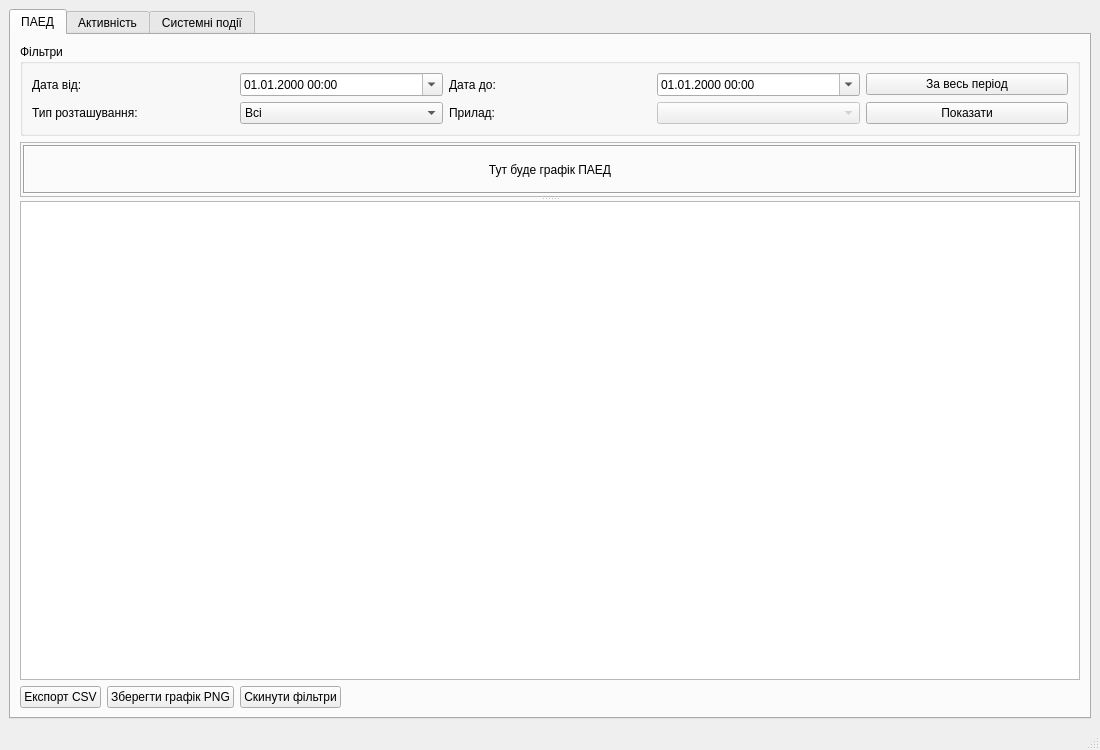
First picture: the form in _UI/db_view.ui, repository Miskiv-Andrew/wroc, before the edit.
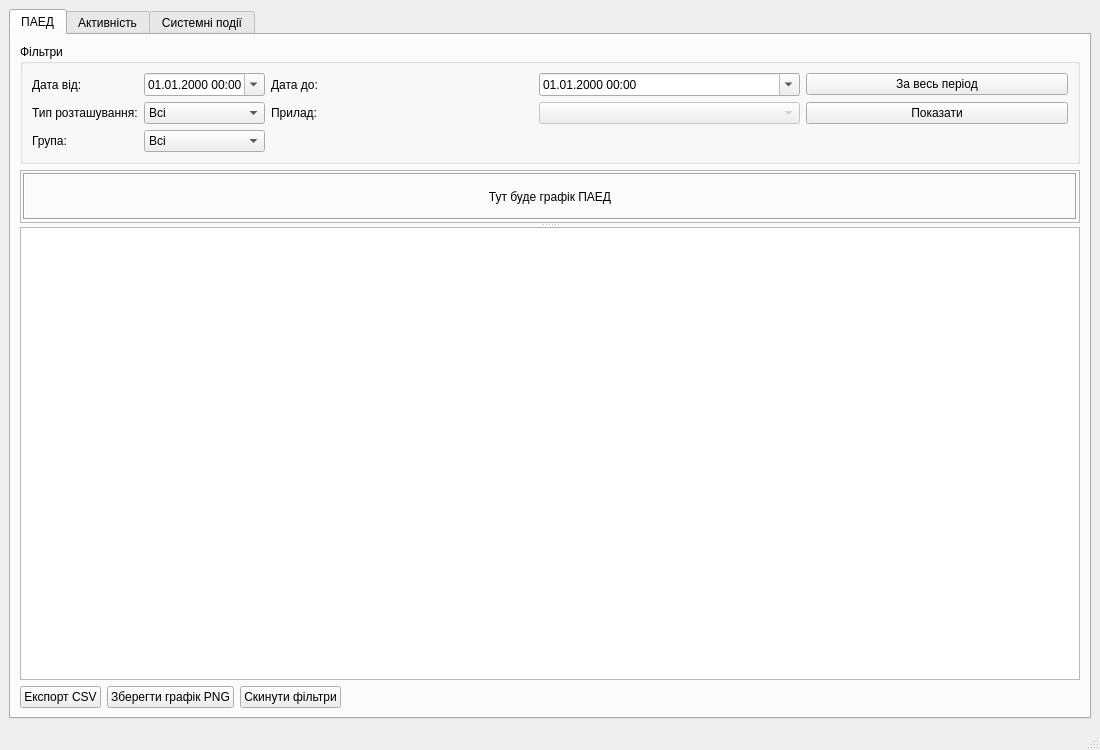
Second picture: the form after the edit.

What changed in the file:
```diff
--- a/_UI/db_view.ui
+++ b/_UI/db_view.ui
@@ -119,6 +119,77 @@
              </property>
             </widget>
            </item>
+           <!-- НОВАЯ СТРОКА: ФИЛЬТР ПО ГРУППЕ -->
+           <item row="2" column="0">
+            <widget class="QLabel" name="label_group_paed">
+             <property name="text">
+              <string>Група:</string>
+             </property>
+            </widget>
+           </item>
+           <item row="2" column="1">
+            <widget class="QComboBox" name="combo_group_paed">
+             <item>
+              <property name="text">
+               <string>Всі</string>
+              </property>
+             </item>
+             <item>
+              <property name="text">
+               <string>A</string>
+              </property>
+             </item>
+             <item>
+              <property name="text">
+               <string>B</string>
+              </property>
+             </item>
+             <item>
+              <property name="text">
+               <string>reserve</string>
+              </property>
+             </item>
+            </widget>
+           </item>
+           <item row="2" column="2">
+            <spacer name="horizontalSpacer_group_paed">
+             <property name="orientation">
+              <enum>Qt::Horizontal</enum>
+             </property>
+             <property name="sizeHint" stdset="0">
+              <size>
+               <width>40</width>
+               <height>20</height>
+              </size>
+             </property>
+            </spacer>
+           </item>
+           <item row="2" column="3">
+            <spacer name="horizontalSpacer_group_paed_2">
+             <property name="orientation">
+              <enum>Qt::Horizontal</enum>
+             </property>
+             <property name="sizeHint" stdset="0">
+              <size>
+               <width>40</width>
+               <height>20</height>
+              </size>
+             </property>
+            </spacer>
+           </item>
+           <item row="2" column="4">
+            <spacer name="horizontalSpacer_group_paed_3">
+             <property name="orientation">
+              <enum>Qt::Horizontal</enum>
+             </property>
+             <property name="sizeHint" stdset="0">
+              <size>
+               <width>40</width>
+               <height>20</height>
+              </size>
+             </property>
+            </spacer>
+           </item>
           </layout>
          </widget>
         </item>
```
Left out of the diff: 71 changed lines with no effect on the pictures.
